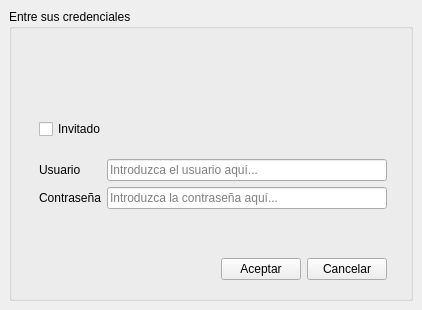
Before: the Qt Designer form RumbaBurger/login.ui in yordanlp/RumbaBurger, drawn with Qt 5.
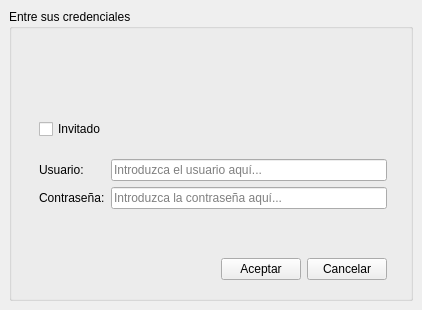
After: the same form once the commit is applied. Icons and pictures are not drawn.

Diff of the .ui file:
```diff
--- a/RumbaBurger/login.ui
+++ b/RumbaBurger/login.ui
@@ -48,7 +48,7 @@
           <item row="0" column="0">
            <widget class="QLabel" name="label_2">
             <property name="text">
-             <string>Usuario</string>
+             <string>Usuario:</string>
             </property>
            </widget>
           </item>
@@ -75,7 +75,7 @@
           <item row="3" column="0">
            <widget class="QLabel" name="label_3">
             <property name="text">
-             <string>Contraseña</string>
+             <string>Contraseña:</string>
             </property>
            </widget>
           </item>
```
